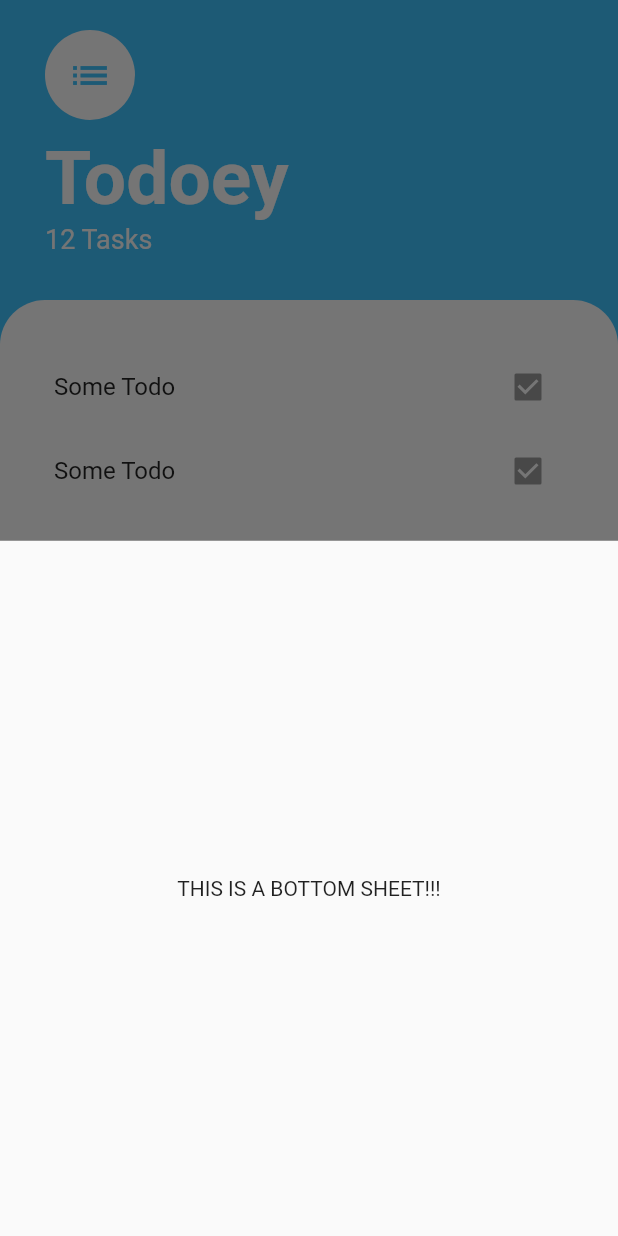
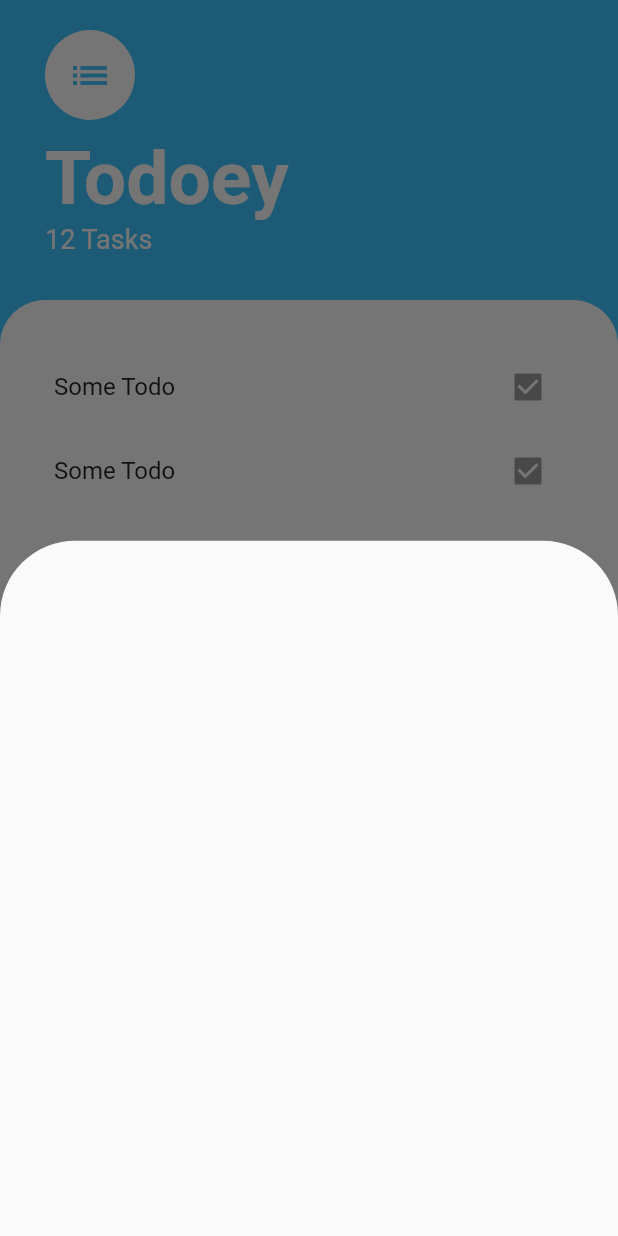
Before and after one commit to officer47p/todoey, a Flutter app: the screen it shows after launch, after a tap on the "add" icon, on a phone screen of 412 x 824 dp. Run offline on Flutter 3.47's test engine with Material 2 defaults, Android fonts, the phone set to English and light mode, and no system bars.

Commit message:
added some border using themes to the bottom sheet

```diff
--- a/lib/main.dart
+++ b/lib/main.dart
@@ -9,6 +9,16 @@ class Todoey extends StatelessWidget {
   @override
   Widget build(BuildContext context) {
     return MaterialApp(
+      theme: Theme.of(context).copyWith(
+        bottomSheetTheme: BottomSheetThemeData(
+          shape: RoundedRectangleBorder(
+            borderRadius: BorderRadius.only(
+              topRight: Radius.circular(50),
+              topLeft: Radius.circular(50),
+            ),
+          ),
+        ),
+      ),
       home: Tasks(),
     );
   }
--- /dev/null
+++ b/lib/screens/add_task_screen.dart
@@ -0,0 +1,20 @@
+import 'package:flutter/material.dart';
+
+class AddTaskScreen extends StatefulWidget {
+  @override
+  _AddTaskScreenState createState() => _AddTaskScreenState();
+}
+
+class _AddTaskScreenState extends State<AddTaskScreen> {
+  @override
+  Widget build(BuildContext context) {
+    return Container(
+      decoration: BoxDecoration(
+        borderRadius: BorderRadius.only(
+          topLeft: Radius.circular(30),
+          topRight: Radius.circular(30),
+        ),
+      ),
+    );
+  }
+}
--- a/lib/screens/tasks_screen.dart
+++ b/lib/screens/tasks_screen.dart
@@ -1,6 +1,7 @@
 import 'package:flutter/material.dart';
 import 'package:todoey/widgets/tasks_list.dart';
 import 'package:todoey/widgets/task_tile.dart';
+import 'package:todoey/screens/add_task_screen.dart';
 
 class Tasks extends StatefulWidget {
   @override
@@ -18,13 +19,7 @@ class _TasksState extends State<Tasks> {
         onPressed: () {
           showModalBottomSheet(
             context: context,
-            builder: (context) {
-              return Container(
-                child: Center(
-                  child: Text("THIS IS A BOTTOM SHEET!!!"),
-                ),
-              );
-            },
+            builder: (context) => AddTaskScreen(),
           );
         },
       ),
```
